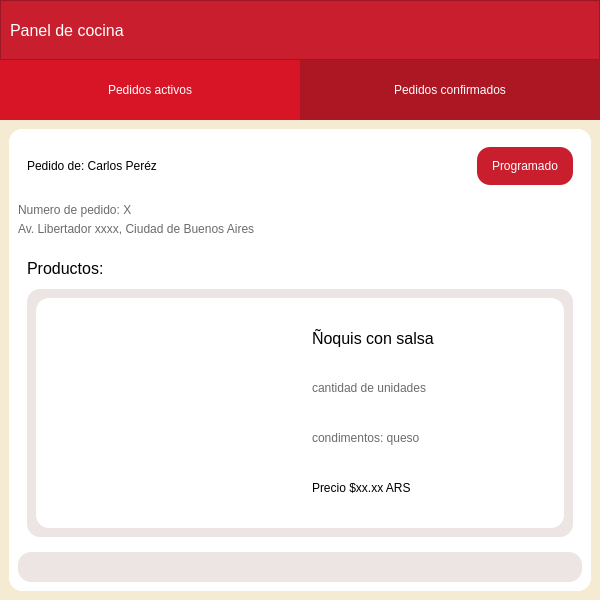
Old version of the form escritorio/cocina.ui in the repository Bruno-DarkSouler/APP_ElBuenGusto.
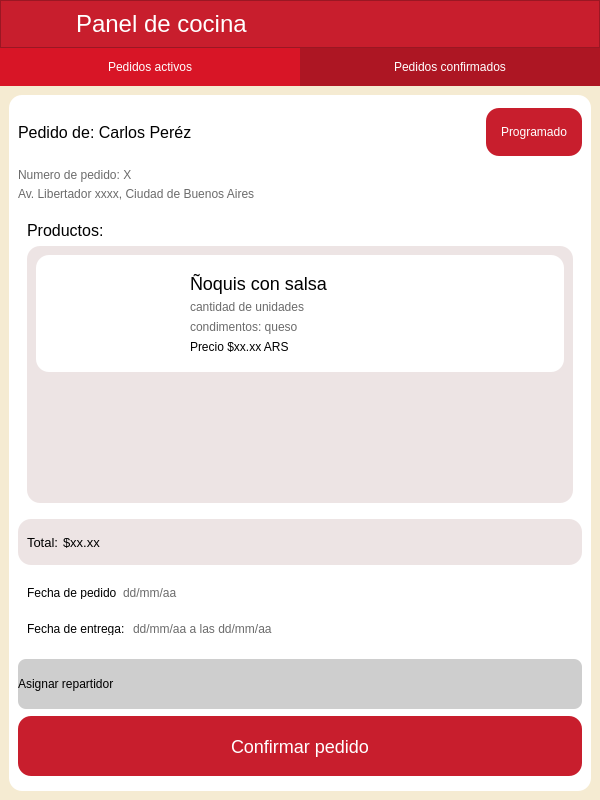
New version of the form. Icons and pictures are not drawn.

```diff
--- a/escritorio/cocina.ui
+++ b/escritorio/cocina.ui
@@ -7,13 +7,13 @@
     <x>0</x>
     <y>0</y>
     <width>600</width>
-    <height>600</height>
+    <height>800</height>
    </rect>
   </property>
   <property name="maximumSize">
    <size>
     <width>600</width>
-    <height>600</height>
+    <height>800</height>
    </size>
   </property>
   <property name="windowTitle">
@@ -43,7 +43,7 @@
      <property name="maximumSize">
       <size>
        <width>600</width>
-       <height>60</height>
+       <height>80</height>
       </size>
      </property>
      <property name="styleSheet">
@@ -56,11 +56,33 @@
       <enum>QFrame::Shadow::Raised</enum>
      </property>
      <layout class="QHBoxLayout" name="horizontalLayout">
+      <item>
+       <widget class="QLabel" name="label_14">
+        <property name="maximumSize">
+         <size>
+          <width>60</width>
+          <height>60</height>
+         </size>
+        </property>
+        <property name="toolTip">
+         <string>&lt;html&gt;&lt;head/&gt;&lt;body&gt;&lt;p&gt;&lt;img src=&quot;:/WhatsApp Image 2025-08-11 at 20.56.21.jpeg&quot;/&gt;&lt;/p&gt;&lt;/body&gt;&lt;/html&gt;</string>
+        </property>
+        <property name="text">
+         <string/>
+        </property>
+        <property name="pixmap">
+         <pixmap resource="img.qrc">:/WhatsApp Image 2025-08-11 at 20.56.21.jpeg</pixmap>
+        </property>
+        <property name="scaledContents">
+         <bool>true</bool>
+        </property>
+       </widget>
+      </item>
       <item>
        <widget class="QLabel" name="label">
         <property name="styleSheet">
          <string notr="true">color: white;
-font-size: 16px;</string>
+font-size: 24px;</string>
         </property>
         <property name="text">
          <string>Panel de cocina</string>
@@ -260,12 +282,30 @@
                  <property name="maximumSize">
                   <size>
                    <width>16777215</width>
-                   <height>60</height>
+                   <height>50</height>
                   </size>
                  </property>
                  <layout class="QHBoxLayout" name="horizontalLayout_6">
+                  <property name="spacing">
+                   <number>0</number>
+                  </property>
+                  <property name="leftMargin">
+                   <number>0</number>
+                  </property>
+                  <property name="topMargin">
+                   <number>0</number>
+                  </property>
+                  <property name="rightMargin">
+                   <number>0</number>
+                  </property>
+                  <property name="bottomMargin">
+                   <number>0</number>
+                  </property>
                   <item>
                    <widget class="QLabel" name="label_4">
+                    <property name="styleSheet">
+                     <string notr="true">font-size: 16px;</string>
+                    </property>
                     <property name="text">
                      <string>Pedido de: Carlos Peréz</string>
                     </property>
@@ -286,6 +326,12 @@
                   </item>
                   <item>
                    <widget class="QWidget" name="widget_12" native="true">
+                    <property name="maximumSize">
+                     <size>
+                      <width>16777215</width>
+                      <height>48</height>
+                     </size>
+                    </property>
                     <property name="styleSheet">
                      <string notr="true">background-color: #C81E2D;
 padding: 3;</string>
@@ -363,7 +409,7 @@
               <property name="maximumSize">
                <size>
                 <width>16777215</width>
-                <height>600</height>
+                <height>300</height>
                </size>
               </property>
               <layout class="QVBoxLayout" name="verticalLayout_9">
@@ -385,6 +431,12 @@
                </item>
                <item>
                 <widget class="QWidget" name="widget_14" native="true">
+                 <property name="maximumSize">
+                  <size>
+                   <width>16777215</width>
+                   <height>300</height>
+                  </size>
+                 </property>
                  <property name="styleSheet">
                   <string notr="true">background-color: #EDE4E4;</string>
                  </property>
@@ -396,7 +448,26 @@
                     </property>
                     <layout class="QHBoxLayout" name="horizontalLayout_5">
                      <item>
-                      <widget class="QWidget" name="widget_15" native="true"/>
+                      <widget class="QLabel" name="label_13">
+                       <property name="maximumSize">
+                        <size>
+                         <width>130</width>
+                         <height>113</height>
+                        </size>
+                       </property>
+                       <property name="toolTip">
+                        <string>&lt;html&gt;&lt;head/&gt;&lt;body&gt;&lt;p&gt;&lt;img src=&quot;:/fideos.jpeg&quot;/&gt;&lt;/p&gt;&lt;/body&gt;&lt;/html&gt;</string>
+                       </property>
+                       <property name="text">
+                        <string/>
+                       </property>
+                       <property name="pixmap">
+                        <pixmap resource="img.qrc">:/fideos.jpeg</pixmap>
+                       </property>
+                       <property name="scaledContents">
+                        <bool>true</bool>
+                       </property>
+                      </widget>
                      </item>
                      <item>
                       <widget class="QWidget" name="widget_16" native="true">
@@ -404,7 +475,7 @@
                         <item>
                          <widget class="QLabel" name="label_12">
                           <property name="styleSheet">
-                           <string notr="true">font-size: 16px;</string>
+                           <string notr="true">font-size: 18px;</string>
                           </property>
                           <property name="text">
                            <string>Ñoquis con salsa</string>
@@ -444,6 +515,19 @@
                     </layout>
                    </widget>
                   </item>
+                  <item>
+                   <spacer name="verticalSpacer">
+                    <property name="orientation">
+                     <enum>Qt::Orientation::Vertical</enum>
+                    </property>
+                    <property name="sizeHint" stdset="0">
+                     <size>
+                      <width>20</width>
+                      <height>13</height>
+                     </size>
+                    </property>
+                   </spacer>
+                  </item>
                  </layout>
                 </widget>
                </item>
@@ -454,13 +538,271 @@
              <widget class="QWidget" name="widget_10" native="true">
               <property name="maximumSize">
                <size>
+                <width>600</width>
+                <height>46</height>
+               </size>
+              </property>
+              <property name="styleSheet">
+               <string notr="true">background-color: #EDE4E4;
+font-size: 13px;</string>
+              </property>
+              <layout class="QHBoxLayout" name="horizontalLayout_12">
+               <property name="leftMargin">
+                <number>9</number>
+               </property>
+               <property name="rightMargin">
+                <number>9</number>
+               </property>
+               <item>
+                <widget class="QLabel" name="label_21">
+                 <property name="maximumSize">
+                  <size>
+                   <width>30</width>
+                   <height>16777215</height>
+                  </size>
+                 </property>
+                 <property name="styleSheet">
+                  <string notr="true">font-size: 13px;</string>
+                 </property>
+                 <property name="text">
+                  <string>Total:</string>
+                 </property>
+                </widget>
+               </item>
+               <item>
+                <widget class="QLabel" name="label_22">
+                 <property name="maximumSize">
+                  <size>
+                   <width>600</width>
+                   <height>16777215</height>
+                  </size>
+                 </property>
+                 <property name="styleSheet">
+                  <string notr="true">font-size: 13px;</string>
+                 </property>
+                 <property name="text">
+                  <string>$xx.xx</string>
+                 </property>
+                </widget>
+               </item>
+              </layout>
+             </widget>
+            </item>
+            <item>
+             <widget class="QWidget" name="widget_17" native="true">
+              <property name="maximumSize">
+               <size>
                 <width>16777215</width>
-                <height>30</height>
+                <height>80</height>
                </size>
               </property>
+              <layout class="QVBoxLayout" name="verticalLayout">
+               <property name="spacing">
+                <number>0</number>
+               </property>
+               <property name="leftMargin">
+                <number>0</number>
+               </property>
+               <property name="topMargin">
+                <number>0</number>
+               </property>
+               <property name="rightMargin">
+                <number>0</number>
+               </property>
+               <property name="bottomMargin">
+                <number>0</number>
+               </property>
+               <item>
+                <widget class="QWidget" name="widget_15" native="true">
+                 <property name="maximumSize">
+                  <size>
+                   <width>16777215</width>
+                   <height>30</height>
+                  </size>
+                 </property>
+                 <layout class="QHBoxLayout" name="horizontalLayout_8">
+                  <item>
+                   <widget class="QLabel" name="label_15">
+                    <property name="maximumSize">
+                     <size>
+                      <width>90</width>
+                      <height>16777215</height>
+                     </size>
+                    </property>
+                    <property name="text">
+                     <string>Fecha de pedido:</string>
+                    </property>
+                   </widget>
+                  </item>
+                  <item>
+                   <widget class="QLabel" name="label_16">
+                    <property name="styleSheet">
+                     <string notr="true">color: #6B6B6B;</string>
+                    </property>
+                    <property name="text">
+                     <string>dd/mm/aa</string>
+                    </property>
+                   </widget>
+                  </item>
+                 </layout>
+                </widget>
+               </item>
+               <item>
+                <widget class="QFrame" name="frame_2">
+                 <property name="maximumSize">
+                  <size>
+                   <width>16777215</width>
+                   <height>30</height>
+                  </size>
+                 </property>
+                 <property name="frameShape">
+                  <enum>QFrame::Shape::StyledPanel</enum>
+                 </property>
+                 <property name="frameShadow">
+                  <enum>QFrame::Shadow::Raised</enum>
+                 </property>
+                 <layout class="QHBoxLayout" name="horizontalLayout_9">
+                  <item>
+                   <widget class="QLabel" name="label_17">
+                    <property name="maximumSize">
+                     <size>
+                      <width>100</width>
+                      <height>16777215</height>
+                     </size>
+                    </property>
+                    <property name="text">
+                     <string>Fecha de entrega:</string>
+                    </property>
+                   </widget>
+                  </item>
+                  <item>
+                   <widget class="QLabel" name="label_18">
+                    <property name="styleSheet">
+                     <string notr="true">color: #6B6B6B;</string>
+                    </property>
+                    <property name="text">
+                     <string>dd/mm/aa a las dd/mm/aa</string>
+                    </property>
+                   </widget>
+                  </item>
+                 </layout>
+                </widget>
+               </item>
+              </layout>
+             </widget>
+            </item>
+            <item>
+             <widget class="QWidget" name="widget_18" native="true">
+              <property name="maximumSize">
+               <size>
+                <width>16777215</width>
+                <height>50</height>
+               </size>
+              </property>
               <property name="styleSheet">
-               <string notr="true">background-color: #EDE4E4;</string>
+               <string notr="true">background-color: #CECECE;</string>
               </property>
+              <layout class="QHBoxLayout" name="horizontalLayout_10">
+               <property name="spacing">
+                <number>0</number>
+               </property>
+               <property name="leftMargin">
+                <number>0</number>
+               </property>
+               <property name="topMargin">
+                <number>0</number>
+               </property>
+               <property name="rightMargin">
+                <number>0</number>
+               </property>
+               <property name="bottomMargin">
+                <number>0</number>
+               </property>
+               <item>
+                <widget class="QLabel" name="label_19">
+                 <property name="maximumSize">
+                  <size>
+                   <width>600</width>
+                   <height>80</height>
+                  </size>
+                 </property>
+                 <property name="styleSheet">
+                  <string notr="true">border-radius: 8;</string>
+                 </property>
+                 <property name="text">
+                  <string>Asignar repartidor</string>
+                 </property>
+                </widget>
+               </item>
+              </layout>
+             </widget>
+            </item>
+            <item>
+             <widget class="QWidget" name="widget_19" native="true">
+              <property name="maximumSize">
+               <size>
+                <width>16777215</width>
+                <height>60</height>
+               </size>
+              </property>
+              <property name="styleSheet">
+               <string notr="true">background-color: #C81E2D;</string>
+              </property>
+              <layout class="QHBoxLayout" name="horizontalLayout_11">
+               <property name="spacing">
+                <number>0</number>
+               </property>
+               <property name="leftMargin">
+                <number>0</number>
+               </property>
+               <property name="topMargin">
+                <number>0</number>
+               </property>
+               <property name="rightMargin">
+                <number>0</number>
+               </property>
+               <property name="bottomMargin">
+                <number>0</number>
+               </property>
+               <item>
+                <spacer name="horizontalSpacer_6">
+                 <property name="orientation">
+                  <enum>Qt::Orientation::Horizontal</enum>
+                 </property>
+                 <property name="sizeHint" stdset="0">
+                  <size>
+                   <width>40</width>
+                   <height>20</height>
+                  </size>
+                 </property>
+                </spacer>
+               </item>
+               <item>
+                <widget class="QLabel" name="label_20">
+                 <property name="styleSheet">
+                  <string notr="true">
+color: white;
+font-size: 18px;</string>
+                 </property>
+                 <property name="text">
+                  <string>Confirmar pedido</string>
+                 </property>
+                </widget>
+               </item>
+               <item>
+                <spacer name="horizontalSpacer_7">
+                 <property name="orientation">
+                  <enum>Qt::Orientation::Horizontal</enum>
+                 </property>
+                 <property name="sizeHint" stdset="0">
+                  <size>
+                   <width>40</width>
+                   <height>20</height>
+                  </size>
+                 </property>
+                </spacer>
+               </item>
+              </layout>
              </widget>
             </item>
            </layout>
```
Left out of the diff: 7 changed lines with no effect on the pictures.
